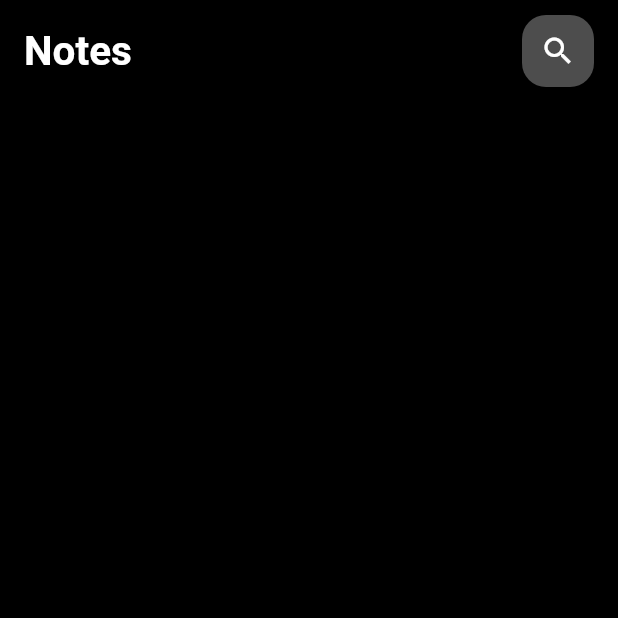
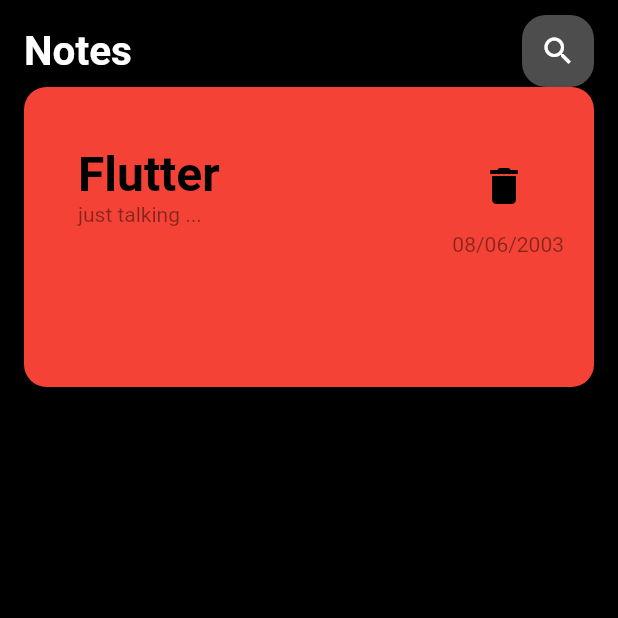
Before and after one commit to yousef391/noteapp, a Flutter app: the screen it shows after launch, on a phone screen of 412 x 824 dp, the top half of it. Run offline on Flutter 3.47's test engine with Material 2 defaults, Android fonts, the phone set to English and light mode, and no system bars.

```diff
--- a/lib/views/widgets/bodynoteview.dart
+++ b/lib/views/widgets/bodynoteview.dart
@@ -10,6 +10,7 @@ class bodynoteview extends StatelessWidget {
       children: [
         SizedBox(height: 10,),
         appbarnoteview(),
+        notecard()
 
 
 
@@ -17,3 +18,58 @@ class bodynoteview extends StatelessWidget {
     );
   }
 }
+
+class notecard extends StatelessWidget {
+  notecard({super.key});
+
+  @override
+  Widget build(BuildContext context) {
+    var titel='Flutter';
+    var text="just talking ...";
+    var date='08/06/2003';
+
+    return Container(
+      padding: EdgeInsets.symmetric(horizontal: 20,vertical: 35),
+      height: 200,
+      decoration: BoxDecoration(
+        color: Colors.red,
+        borderRadius: BorderRadius.circular(15)
+      ),
+      child: Column(
+       crossAxisAlignment: CrossAxisAlignment.end
+       ,
+        children: [
+          ListTile(
+            title: Text('$titel',style: TextStyle(fontSize: 32,fontWeight: FontWeight.bold,color: Colors.black),),
+             trailing: IconButton(onPressed:(){}, icon:Icon(Icons.delete,size: 32,color: Colors.black,)),
+             subtitle:Text('$text',style: TextStyle(color: Colors.black45),) ,
+
+
+          ),
+          Text('$date',style: TextStyle(color: Colors.black45),),
+        ],
+      ),
+
+      // child: Row(
+
+      //   mainAxisAlignment: MainAxisAlignment.spaceBetween,
+      //   children: [
+      //     Column(
+
+      //       children: [
+      //         Text('$titel',style: TextStyle(fontSize: 32,fontWeight: FontWeight.bold,color: Colors.black),),
+      //         SizedBox(height: 20,),
+      //         Text('$text',style: TextStyle(color: Colors.black45),)
+      //       ],
+      //     ),
+      //     Column(
+      //       mainAxisAlignment: MainAxisAlignment.spaceBetween,
+      //       children: [Icon(Icons.delete_sweep,size: 32,color: Colors.black,)
+      //       ,
+      //       Text('$date',style: TextStyle(color: Colors.black45),)],
+      //     )
+      //   ],
+      // ),
+    ) ;
+  }
+}
```
Also changed, not shown: pubspec.yaml (+4 -4 lines), assets/fonts/BreeSerif-Regular.ttf (added).
